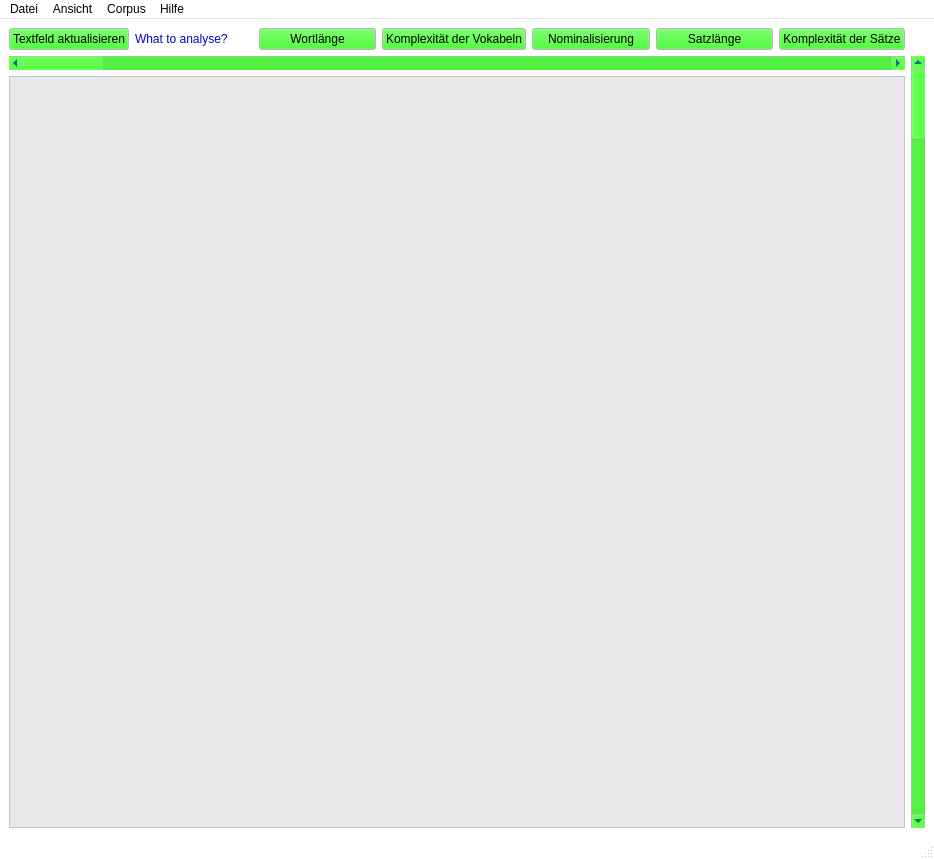
Before: the Qt Designer form src/ui/ui_files/testview.ui in Zarnosch/AVaAoMDTV, drawn with Qt 5.
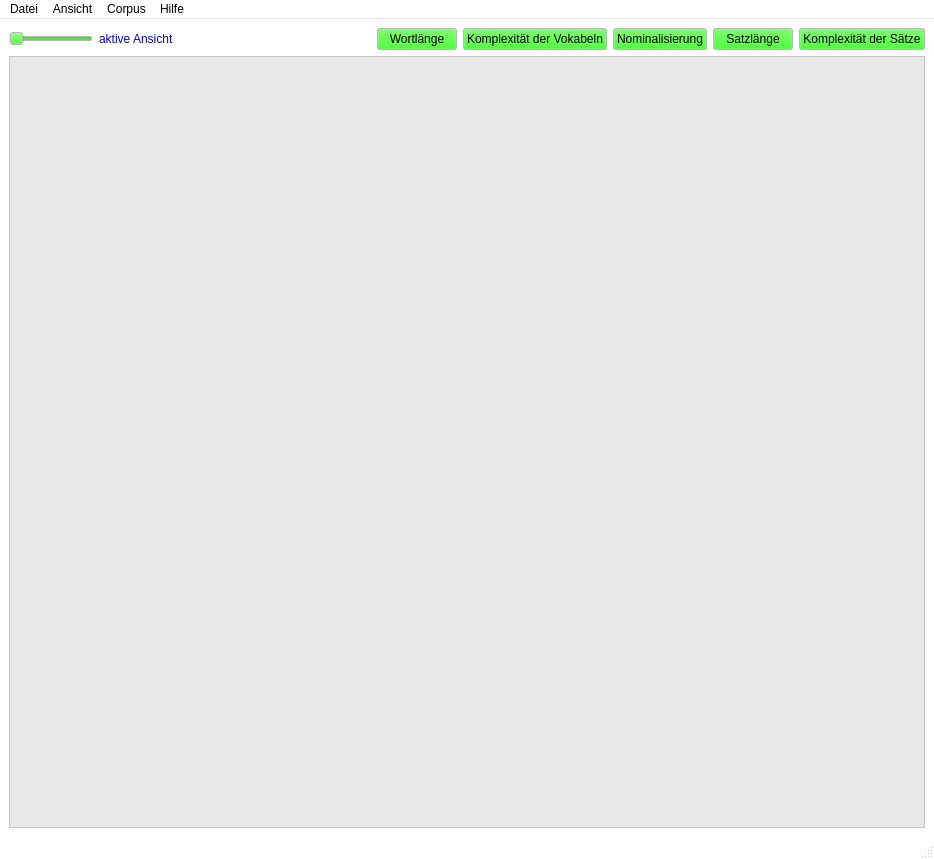
After: the same form once the commit is applied.

Commit message: Added a slider to change the views

Diff of the .ui file:
```diff
--- a/src/ui/ui_files/testview.ui
+++ b/src/ui/ui_files/testview.ui
@@ -304,31 +304,36 @@
     <string notr="true"/>
    </property>
    <layout class="QGridLayout" name="gridLayout_2">
-    <item row="1" column="1">
-     <widget class="QScrollBar" name="verticalScrollBar">
-      <property name="orientation">
-       <enum>Qt::Vertical</enum>
-      </property>
-     </widget>
-    </item>
     <item row="0" column="0">
      <layout class="QHBoxLayout" name="horizontalLayout_2">
       <item>
-       <widget class="QPushButton" name="updateBtn">
-        <property name="text">
-         <string>Textfeld aktualisieren</string>
+       <widget class="QSlider" name="ViewSlider">
+        <property name="sizePolicy">
+         <sizepolicy hsizetype="Fixed" vsizetype="Fixed">
+          <horstretch>0</horstretch>
+          <verstretch>0</verstretch>
+         </sizepolicy>
+        </property>
+        <property name="orientation">
+         <enum>Qt::Horizontal</enum>
         </property>
        </widget>
       </item>
       <item>
        <widget class="QLabel" name="label">
         <property name="text">
-         <string>What to analyse?</string>
+         <string>aktive Ansicht</string>
         </property>
        </widget>
       </item>
       <item>
        <widget class="QPushButton" name="Words_btn">
+        <property name="sizePolicy">
+         <sizepolicy hsizetype="Fixed" vsizetype="Fixed">
+          <horstretch>0</horstretch>
+          <verstretch>0</verstretch>
+         </sizepolicy>
+        </property>
         <property name="statusTip">
          <string>Länge der Wörter pro Satz</string>
         </property>
@@ -339,6 +344,12 @@
       </item>
       <item>
        <widget class="QPushButton" name="pushButton">
+        <property name="sizePolicy">
+         <sizepolicy hsizetype="Fixed" vsizetype="Fixed">
+          <horstretch>0</horstretch>
+          <verstretch>0</verstretch>
+         </sizepolicy>
+        </property>
         <property name="statusTip">
          <string>Abhängig von ausgewählten Corpi</string>
         </property>
@@ -349,6 +360,12 @@
       </item>
       <item>
        <widget class="QPushButton" name="Sentences_btn">
+        <property name="sizePolicy">
+         <sizepolicy hsizetype="Fixed" vsizetype="Fixed">
+          <horstretch>0</horstretch>
+          <verstretch>0</verstretch>
+         </sizepolicy>
+        </property>
         <property name="statusTip">
          <string>Vorkommen von Nominalisierungen im Verhältnis zu Substantiven</string>
         </property>
@@ -359,6 +376,12 @@
       </item>
       <item>
        <widget class="QPushButton" name="Block_btn">
+        <property name="sizePolicy">
+         <sizepolicy hsizetype="Fixed" vsizetype="Fixed">
+          <horstretch>0</horstretch>
+          <verstretch>0</verstretch>
+         </sizepolicy>
+        </property>
         <property name="statusTip">
          <string>Anzahl der Wörter im Satz</string>
         </property>
@@ -369,6 +392,12 @@
       </item>
       <item>
        <widget class="QPushButton" name="Document_btn">
+        <property name="sizePolicy">
+         <sizepolicy hsizetype="Fixed" vsizetype="Fixed">
+          <horstretch>0</horstretch>
+          <verstretch>0</verstretch>
+         </sizepolicy>
+        </property>
         <property name="statusTip">
          <string>Syntaxbaum umgesetzt mit Stanfordparser (wahrscheinlich)</string>
         </property>
@@ -381,13 +410,6 @@
     </item>
     <item row="1" column="0">
      <layout class="QVBoxLayout" name="verticalLayout">
-      <item>
-       <widget class="QScrollBar" name="horizontalScrollBar">
-        <property name="orientation">
-         <enum>Qt::Horizontal</enum>
-        </property>
-       </widget>
-      </item>
       <item>
        <widget class="QTextBrowser" name="plainTextEdit"/>
       </item>
```
Left out of the diff: 4 changed lines with no effect on the pictures. The commit also changes 2 other files.
